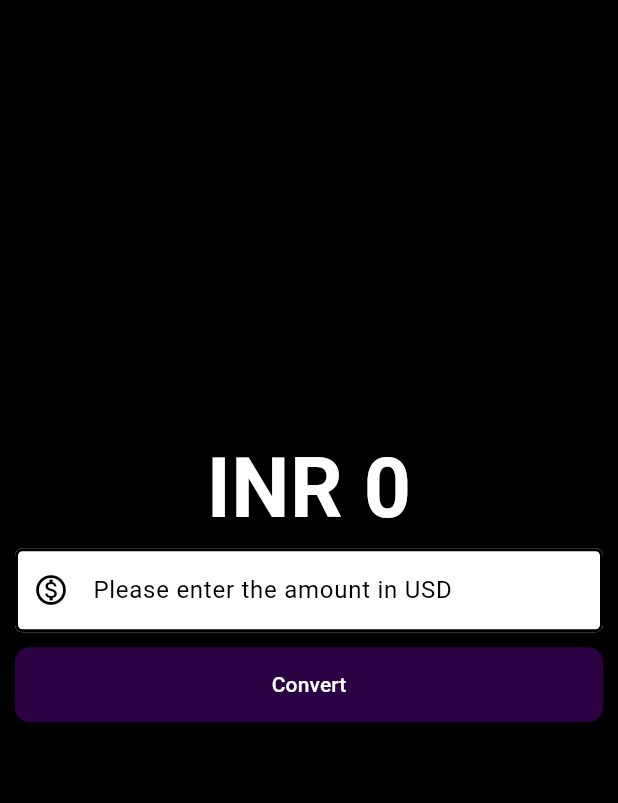
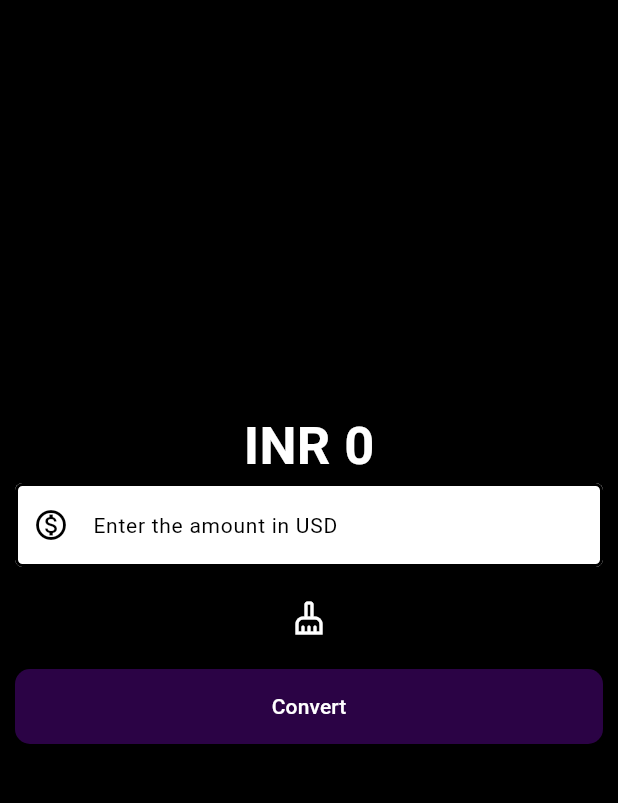
Before and after one commit to zephyR00S/currency_converter, a Flutter app: the screen it shows after launch, on a phone screen of 412 x 824 dp, the part 84-887 px from its top. Run offline on Flutter 3.47's test engine with Material 3 defaults, Android fonts, the phone set to English and light mode, and no system bars.

Commit message:
Added clear button

```diff
--- a/lib/material_page.dart
+++ b/lib/material_page.dart
@@ -24,6 +24,12 @@ class _Mypage extends State<Mypage> {
     result = double.parse(textEditingController.text) * 83;
     setState(() {});
     //Notify the framework that the internal state of this object has changed.Here it is double result
+  }
+
+  void clearTextField() {
+    textEditingController.clear();
+    result = 0;
+    setState(() {});
   }
 
   @override
@@ -62,7 +68,7 @@ class _Mypage extends State<Mypage> {
               Text(
                 'INR ${result != 0 ? result.toStringAsFixed(3) : result.toStringAsFixed(0)}',
                 style: const TextStyle(
-                  fontSize: 55,
+                  fontSize: 35,
                   fontWeight: FontWeight.bold,
                   color: Color.fromARGB(255, 255, 255, 255),
                 ),
@@ -73,9 +79,10 @@ class _Mypage extends State<Mypage> {
                   color: Colors.black,
                 ),
                 decoration: InputDecoration(
-                  hintText: 'Please enter the amount in USD',
+                  hintText: 'Enter the amount in USD',
                   hintStyle: const TextStyle(
                     color: Colors.black,
+                    fontSize: 14.0, // Adjust the font size as desired
                   ),
                   prefixIcon: const Icon(Icons.monetization_on_outlined),
                   prefixIconColor: Colors.black,
@@ -87,6 +94,20 @@ class _Mypage extends State<Mypage> {
                 keyboardType: const TextInputType.numberWithOptions(
                   decimal: true,
                 ),
+              ),
+              const SizedBox(height: 10),
+              Row(
+                children: [
+                  Expanded(
+                    child: IconButton(
+                      onPressed: clearTextField,
+                      icon: const Icon(
+                        Icons.cleaning_services_outlined,
+                        color: Colors.white,
+                      ),
+                    ),
+                  ),
+                ],
               ),
               const SizedBox(height: 10),
               ElevatedButton(
```
